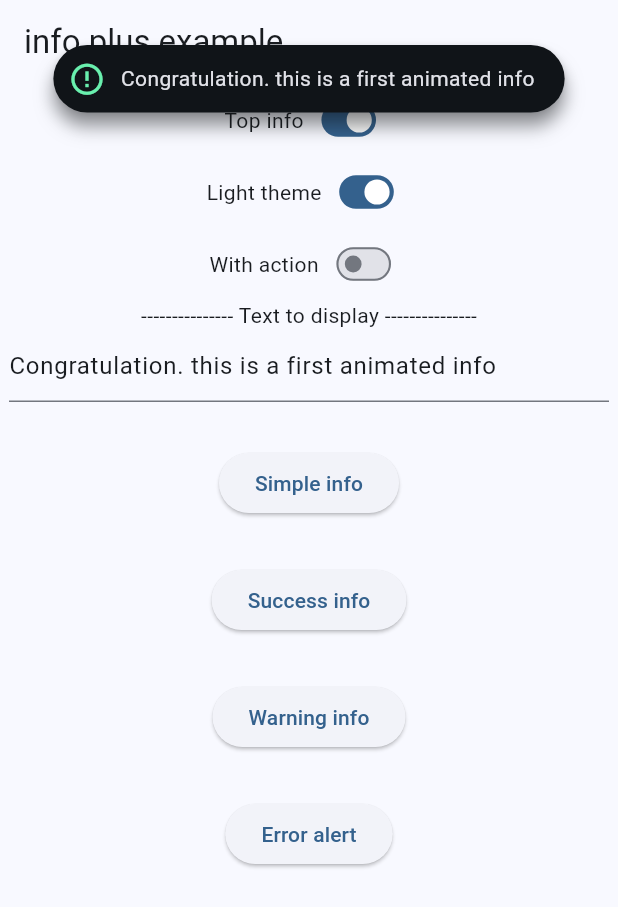
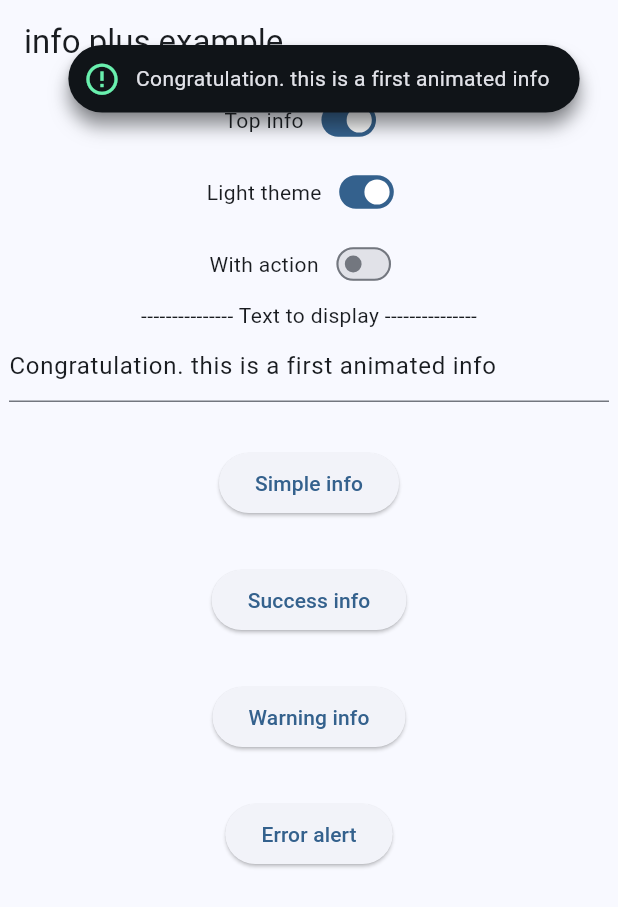
Before and after one commit to Moeed366/info_plus, a Flutter app: the screen it shows after launch, after a tap on "Simple info", on a phone screen of 412 x 824 dp. Shown: the top 907 px of the screen. Run offline on Flutter 3.47's test engine with Material 3 defaults, Android fonts, the phone set to English and light mode, and no system bars.

Commit message:
updated boarder flow

```diff
--- a/lib/src/widgets/info_plus_animated.dart
+++ b/lib/src/widgets/info_plus_animated.dart
@@ -140,6 +140,8 @@ class InfoPlusAnimated extends StatelessWidget {
         return Positioned(
           left: (alerteHelper.maxWidth - width.value) / 2,
           top: topPosition.value,
+          child: Padding(
+            padding: const EdgeInsets.symmetric(horizontal: 10),
             child: Material(
               elevation: 4, // gives a shadow
               borderRadius: BorderRadius.circular(40.0),
@@ -162,8 +164,8 @@ class InfoPlusAnimated extends StatelessWidget {
                       borderRadius: BorderRadius.circular(40.0),
                       boxShadow: [
                         BoxShadow(
-                        color:
-                            alerteHelper.backgroundColor.withValues(alpha: 0.3),
+                          color: alerteHelper.backgroundColor
+                              .withValues(alpha: 0.3),
                           blurRadius: 11.0,
                           offset: alerteHelper.isThemeDark
                               ? const Offset(0, 1)
@@ -229,6 +231,7 @@ class InfoPlusAnimated extends StatelessWidget {
                 ),
               ),
             ),
+          ),
         );
       },
     );
--- a/pubspec.yaml
+++ b/pubspec.yaml
@@ -5,7 +5,7 @@ homepage: https://github.com/moeed366/info_plus
 repository: https://github.com/moeed366/info_plus
 screenshots:
   - description: "Screenshot for different type of info plus"
-    path: example/assets/screenshots/alert_pro_image.png
+    path: example/assets/screenshots/info_plus_image.png
 topics:
   - snackbar
   - toast
```
Also changed, not shown: example/assets/info_error_dark.png (renamed from example/assets/alert_error_dark.png), example/assets/info_error_light.png (renamed from example/assets/alert_error_light.png), example/assets/info_plus_dark.png (renamed from example/assets/alert_info_dark.png), example/assets/info_plus_light.png (renamed from example/assets/alert_info_light.png), example/assets/info_plus_screen.gif (renamed from example/assets/alert_info_screen.gif), example/assets/info_success_dark.png (renamed from example/assets/alert_success_dark.png), example/assets/info_success_light.png (renamed from example/assets/alert_success_light.png), example/assets/info_warning_dark.png (renamed from example/assets/alert_warning_dark.png), example/assets/info_warning_light.png (renamed from example/assets/alert_warning_light.png), 3 other files. Lines whose indentation alone changed are shown as unchanged.
